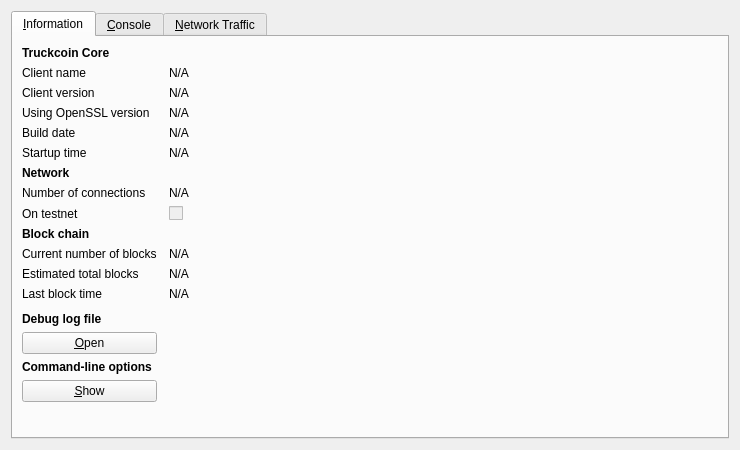
truckit/Truckcoin, file src/qt/forms/rpcconsole.ui: the form before one commit.
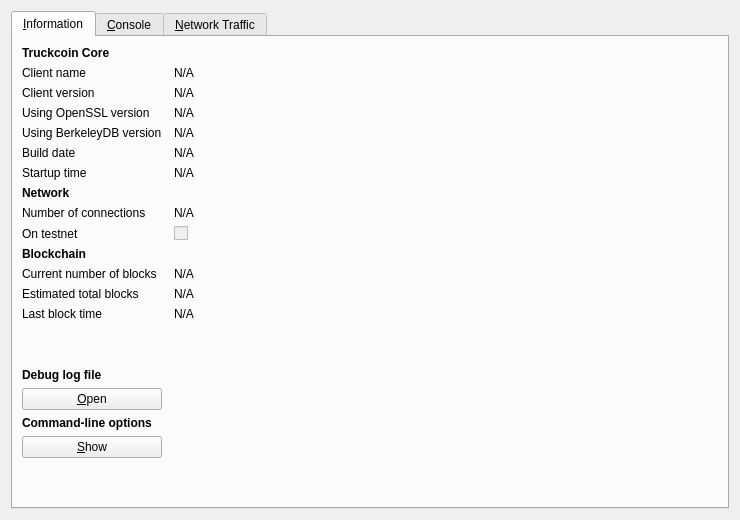
The form after the commit. Icons and pictures are not drawn. Custom widgets are drawn as their Qt base class.

Commit message: Add BerkeleyDB version to debug.log and GUI info screen.

Patch:
```diff
--- a/src/qt/forms/rpcconsole.ui
+++ b/src/qt/forms/rpcconsole.ui
@@ -7,7 +7,7 @@
     <x>0</x>
     <y>0</y>
     <width>740</width>
-    <height>450</height>
+    <height>520</height>
    </rect>
   </property>
   <property name="windowTitle">
@@ -110,13 +110,36 @@
         </widget>
        </item>
        <item row="4" column="0">
+        <widget class="QLabel" name="label_bdb">
+         <property name="text">
+          <string>Using BerkeleyDB version</string>
+         </property>
+        </widget>
+       </item>
+       <item row="4" column="1">
+        <widget class="QLabel" name="BerkeleyDBVersion">
+         <property name="cursor">
+          <cursorShape>IBeamCursor</cursorShape>
+         </property>
+         <property name="text">
+          <string>N/A</string>
+         </property>
+         <property name="textFormat">
+          <enum>Qt::PlainText</enum>
+         </property>
+         <property name="textInteractionFlags">
+          <set>Qt::LinksAccessibleByMouse|Qt::TextSelectableByKeyboard|Qt::TextSelectableByMouse</set>
+         </property>
+        </widget>
+       </item>
+       <item row="5" column="0">
         <widget class="QLabel" name="label_12">
          <property name="text">
           <string>Build date</string>
          </property>
         </widget>
        </item>
-       <item row="4" column="1">
+       <item row="5" column="1">
         <widget class="QLabel" name="buildDate">
          <property name="cursor">
           <cursorShape>IBeamCursor</cursorShape>
@@ -132,14 +155,14 @@
          </property>
         </widget>
        </item>
-       <item row="5" column="0">
+       <item row="6" column="0">
         <widget class="QLabel" name="label_13">
          <property name="text">
           <string>Startup time</string>
          </property>
         </widget>
        </item>
-       <item row="5" column="1">
+       <item row="6" column="1">
         <widget class="QLabel" name="startupTime">
          <property name="cursor">
           <cursorShape>IBeamCursor</cursorShape>
@@ -155,7 +178,7 @@
          </property>
         </widget>
        </item>
-       <item row="6" column="0">
+       <item row="7" column="0">
         <widget class="QLabel" name="label_11">
          <property name="font">
           <font>
@@ -168,14 +191,14 @@
          </property>
         </widget>
        </item>
-       <item row="7" column="0">
+       <item row="8" column="0">
         <widget class="QLabel" name="label_7">
          <property name="text">
           <string>Number of connections</string>
          </property>
         </widget>
        </item>
-       <item row="7" column="1">
+       <item row="8" column="1">
         <widget class="QLabel" name="numberOfConnections">
          <property name="cursor">
           <cursorShape>IBeamCursor</cursorShape>
@@ -191,14 +214,14 @@
          </property>
         </widget>
        </item>
-       <item row="8" column="0">
+       <item row="9" column="0">
         <widget class="QLabel" name="label_8">
          <property name="text">
           <string>On testnet</string>
          </property>
         </widget>
        </item>
-       <item row="8" column="1">
+       <item row="9" column="1">
         <widget class="QCheckBox" name="isTestNet">
          <property name="enabled">
           <bool>false</bool>
@@ -208,27 +231,27 @@
          </property>
         </widget>
        </item>
-       <item row="9" column="0">
-        <widget class="QLabel" name="label_10">
-         <property name="font">
-          <font>
-           <weight>75</weight>
-           <bold>true</bold>
-          </font>
-         </property>
-         <property name="text">
-          <string>Block chain</string>
-         </property>
-        </widget>
-       </item>
        <item row="10" column="0">
+        <widget class="QLabel" name="label_10">
+         <property name="font">
+          <font>
+           <weight>75</weight>
+           <bold>true</bold>
+          </font>
+         </property>
+         <property name="text">
+          <string>Blockchain</string>
+         </property>
+        </widget>
+       </item>
+       <item row="11" column="0">
         <widget class="QLabel" name="label_3">
          <property name="text">
           <string>Current number of blocks</string>
          </property>
         </widget>
        </item>
-       <item row="10" column="1">
+       <item row="11" column="1">
         <widget class="QLabel" name="numberOfBlocks">
          <property name="cursor">
           <cursorShape>IBeamCursor</cursorShape>
@@ -244,14 +267,14 @@
          </property>
         </widget>
        </item>
-       <item row="11" column="0">
+       <item row="12" column="0">
         <widget class="QLabel" name="label_4">
          <property name="text">
           <string>Estimated total blocks</string>
          </property>
         </widget>
        </item>
-       <item row="11" column="1">
+       <item row="12" column="1">
         <widget class="QLabel" name="totalBlocks">
          <property name="cursor">
           <cursorShape>IBeamCursor</cursorShape>
@@ -267,14 +290,14 @@
          </property>
         </widget>
        </item>
-       <item row="12" column="0">
+       <item row="13" column="0">
         <widget class="QLabel" name="label_2">
          <property name="text">
           <string>Last block time</string>
          </property>
         </widget>
        </item>
-       <item row="12" column="1">
+       <item row="13" column="1">
         <widget class="QLabel" name="lastBlockTime">
          <property name="cursor">
           <cursorShape>IBeamCursor</cursorShape>
@@ -290,7 +313,7 @@
          </property>
         </widget>
        </item>
-       <item row="13" column="0">
+       <item row="14" column="0">
         <spacer name="verticalSpacer_2">
          <property name="orientation">
           <enum>Qt::Vertical</enum>
@@ -303,7 +326,7 @@
          </property>
         </spacer>
        </item>
-       <item row="14" column="0">
+       <item row="15" column="0">
         <widget class="QLabel" name="labelDebugLogfile">
          <property name="font">
           <font>
@@ -316,7 +339,7 @@
          </property>
         </widget>
        </item>
-       <item row="15" column="0">
+       <item row="16" column="0">
         <widget class="QPushButton" name="openDebugLogfileButton">
          <property name="toolTip">
           <string>Open the Truckcoin debug log file from the current data directory. This can take a few seconds for large log files.</string>
@@ -329,7 +352,7 @@
          </property>
         </widget>
        </item>
-       <item row="16" column="0">
+       <item row="17" column="0">
         <widget class="QLabel" name="labelCLOptions">
          <property name="font">
           <font>
@@ -342,7 +365,7 @@
          </property>
         </widget>
        </item>
-       <item row="17" column="0">
+       <item row="18" column="0">
         <widget class="QPushButton" name="showCLOptionsButton">
          <property name="toolTip">
           <string>Show the Truckcoin-Qt help message to get a list with possible Truckcoin command-line options.</string>
@@ -355,7 +378,7 @@
          </property>
         </widget>
        </item>
-       <item row="18" column="0">
+       <item row="19" column="0">
         <spacer name="verticalSpacer">
          <property name="orientation">
           <enum>Qt::Vertical</enum>
```
The commit also changes 2 other files.
